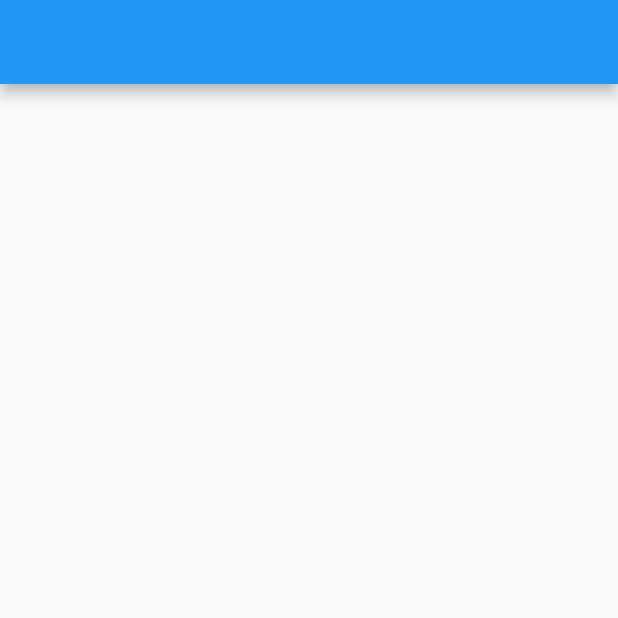
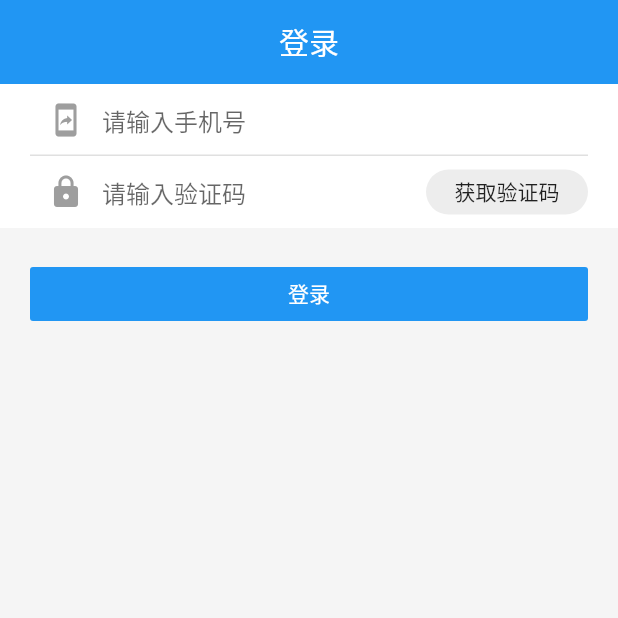
Before and after one commit to MooZiXiao/Moo_flutter_tou_tiao_app, a Flutter app: the screen it shows after launch, on a phone screen of 412 x 824 dp, the top half of it. Run offline on Flutter 3.47's test engine with Material 2 defaults, Android fonts, the phone set to English and light mode, and no system bars.

Commit message:
登录界面

```diff
--- /dev/null
+++ b/lib/login/login.dart
@@ -0,0 +1,119 @@
+import 'package:flutter/material.dart';
+
+class LoginPage extends StatelessWidget {
+  @override
+  Widget build(BuildContext context) {
+    return Scaffold(
+      appBar: AppBar(
+        title: Text('登录'),
+        centerTitle: true,
+        elevation: 0.0,
+      ),
+      body: Container(
+        color: Colors.grey[100],
+        child: LoginForm(),
+      ),
+    );
+  }
+}
+
+class LoginForm extends StatefulWidget {
+  @override
+  _LoginFormState createState() => _LoginFormState();
+}
+
+class _LoginFormState extends State<LoginForm> {
+  @override
+  Widget build(BuildContext context) {
+    return Column(
+        children: <Widget>[
+          Container(
+            color: Colors.white,
+            padding: EdgeInsets.symmetric(horizontal: 20.0),
+            child:
+              TextField(
+                keyboardType: TextInputType.phone,
+                decoration: InputDecoration(
+                  prefixIcon: Icon(Icons.mobile_screen_share, color: Colors.grey,),
+                  hintText: '请输入手机号',
+                  focusedBorder: UnderlineInputBorder(
+                    borderSide: BorderSide(
+                      color: Colors.black12
+                    )
+                  ),
+                  enabledBorder: UnderlineInputBorder(
+                    borderSide: BorderSide(
+                      color: Colors.black12
+                    )
+                  ),
+                ),
+                onChanged: (val) {
+
+                },
+                onSubmitted: (val) {
+
+                },
+              ),
+          ),
+          Container(
+            color: Colors.white,
+            padding: EdgeInsets.symmetric(horizontal: 20.0),
+            child:
+              Row(
+                children: <Widget>[
+                  Expanded(
+                    child:
+                      TextField(
+                        decoration: InputDecoration(
+                          prefixIcon: Icon(Icons.lock, color: Colors.grey,),
+                          hintText: '请输入验证码',
+                          focusedBorder: UnderlineInputBorder(
+                            borderSide: BorderSide.none
+                          ),
+                          enabledBorder: UnderlineInputBorder(
+                            borderSide: BorderSide.none
+                          )
+                        ),
+                        onChanged: (val) {
+
+                        },
+                        onSubmitted: (val) {
+
+                        },
+                      )
+                    ,
+                  ),
+                  Container(
+                    width: 108.0,
+                    height: 30.0,
+                    alignment: Alignment.center,
+                    decoration: BoxDecoration(
+                      color: Color.fromRGBO(237, 237, 237, 1),
+                      borderRadius: BorderRadius.circular(120.0)
+                    ),
+                    child: Text('获取验证码'),
+                  )
+                ],
+              ),
+          ),
+          SizedBox(
+            height: 20.0,
+          ),
+          Container(
+            width: double.infinity,
+            padding: EdgeInsets.symmetric(horizontal: 20.0),
+            child: RaisedButton(
+              color: Colors.blue,
+              disabledColor: Colors.blue[200],
+              elevation: 0.0,
+              child: Text('登录', style: TextStyle(color: Colors.white),),
+              onPressed: () {
+
+              },
+            ),
+          ),
+
+        ],
+      );
+  }
+}
--- a/lib/main.dart
+++ b/lib/main.dart
@@ -1,4 +1,5 @@
 import 'package:flutter/material.dart';
+import 'package:flutter_toutiao_app/login/login.dart';
 
 void main() {
   runApp(App());
@@ -9,11 +10,8 @@ class App extends StatelessWidget {
   Widget build(BuildContext context) {
     return MaterialApp(
       title: 'MOO 头条',
-      home: Scaffold(
-        appBar: AppBar(
-
-        ),
-      ),
+      home: LoginPage(),
+      debugShowCheckedModeBanner: false,
     );
   }
 }
```
